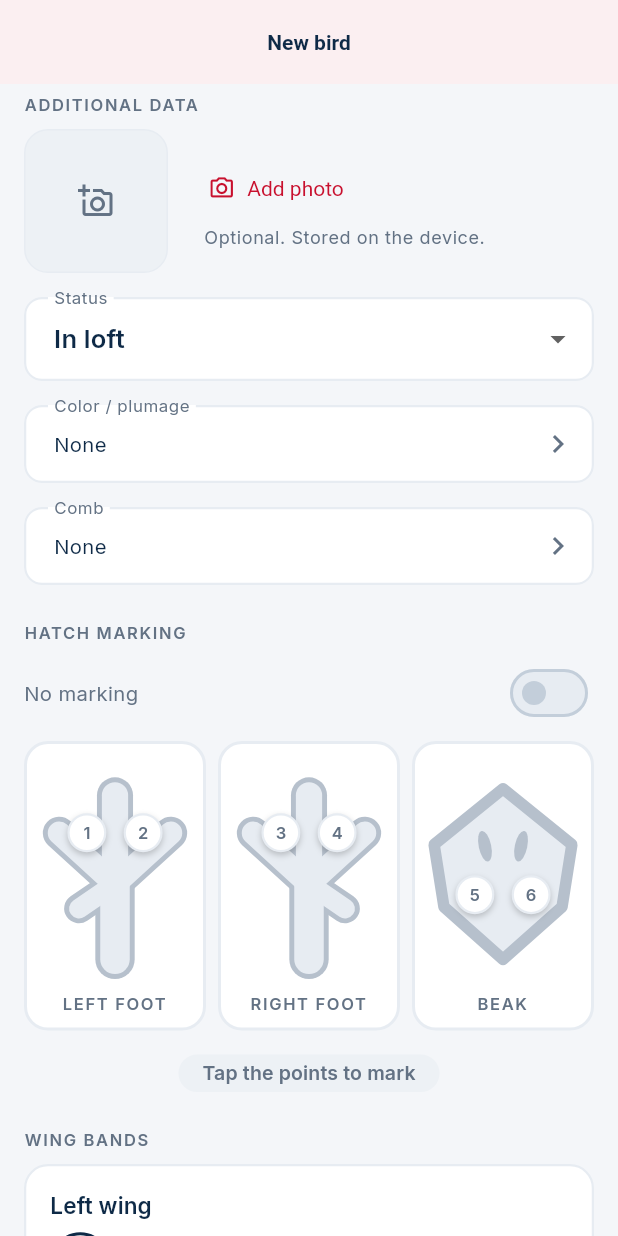
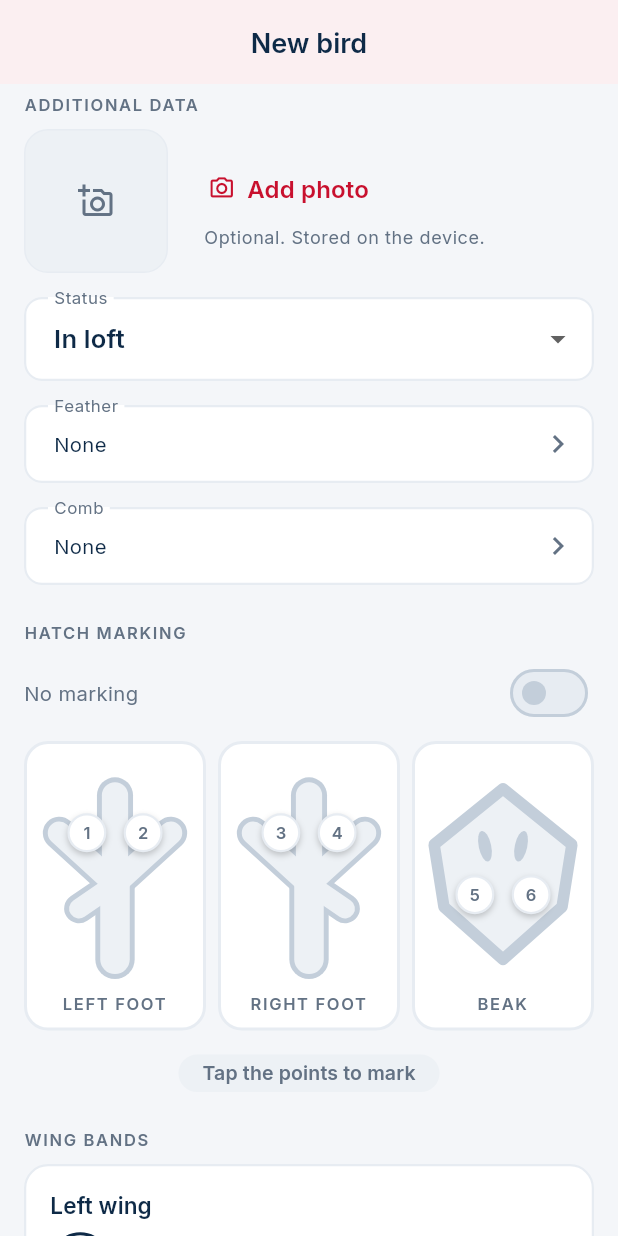
Before and after one commit to Crisgmz/criadorpro, a Flutter app: the BirdFormView screen opened by its route, scrolled down 576 dp, on a phone screen of 412 x 824 dp. Run offline on Flutter 3.47's test engine with Material 3 defaults, Android fonts, the phone set to English and light mode, and no system bars; our stand-ins replace connectivity_plus, drift, drift_flutter, flutter_riverpod, flutter_secure_storage, go_router and 3 more; missing offline and left inert: sqlite3; accounts and stored records are empty; generated files the repository leaves out were written again.

Commit message:
Corrige la tipografía de los componentes y dos desbordes que tapaba
Al mirar las capturas de los controles nuevos apareció que el texto de los
botones no era Inter mientras el resto de la app sí. La causa estaba en el tema:
los temas de componente se construían con `base.textTheme` —el de Material, sin
familia ni color— en lugar del ya procesado. Afectaba a los tres tipos de botón,
al título de la barra superior, a los mensajes de error de los campos y a las
etiquetas de la barra inferior. Nada fallaba: solo se veía distinto.

Corregirlo destapó dos desbordes reales que solo cabían por usar la fuente
equivocada:

- El selector de país tenía ancho fijo de 116 px y «DO +1» ya no entraba. Sube a
  132 y el texto se recorta antes de romper la fila.
- En login, la fila de «Recordarme» y el enlace de recuperación: el enlace iba a
  ancho natural y ahogaba al checkbox. Ahora ceden los dos, que es lo que pide
  RNF-28 —los diseños toleran textos un 40 % más largos que el español.

Los colores de la marca de nacimiento pasan a la extensión de tema. Estaban
fijos, así que en modo oscuro la zona marcada quedaba como una tarjeta crema
entre tarjetas navy, con los puntos sin marcar negros encima e ilegibles.

Se añade test/ui_preview_test.dart, que renderiza los controles a PNG cargando
Inter y los iconos de Material. Sin cargarlos, las capturas salen con bloques y
cuadrados vacíos y no sirven para revisar el diseño.

6 pruebas nuevas (334 en total).

Co-Authored-By: Claude Opus 5 (1M context) <noreply@anthropic.com>

```diff
--- a/lib/core/theme/semantic_colors.dart
+++ b/lib/core/theme/semantic_colors.dart
@@ -18,6 +18,10 @@ class SemanticColors extends ThemeExtension<SemanticColors> {
     required this.warning,
     required this.action,
     required this.brand,
+    required this.markSurface,
+    required this.markBorder,
+    required this.markLabel,
+    required this.markFill,
   });
 
   /// Convención cerrada: verde macho, azul hembra, gris sin definir.
@@ -35,6 +39,17 @@ class SemanticColors extends ThemeExtension<SemanticColors> {
   /// navy literal: sería el color del fondo.
   final Color brand;
 
+  /// Ámbar de la marca de nacimiento: superficie, borde y rótulo de la zona
+  /// marcada, más el relleno y el trazo del dibujo de la pata y del pico.
+  ///
+  /// Van aquí y no como constantes del widget porque **tienen que seguir al
+  /// tema**: una tarjeta crema entre tarjetas navy, en modo oscuro, es un
+  /// parche que además deja los puntos sin marcar ilegibles encima.
+  final Color markSurface;
+  final Color markBorder;
+  final Color markLabel;
+  final Color markFill;
+
   static const SemanticColors light = SemanticColors(
     male: AppColors.male,
     female: AppColors.female,
@@ -42,6 +57,10 @@ class SemanticColors extends ThemeExtension<SemanticColors> {
     warning: AppColors.warning,
     action: AppColors.action,
     brand: AppColors.navy,
+    markSurface: Color(0xFFFFF8F1),
+    markBorder: Color(0xFFF08A28),
+    markLabel: Color(0xFFC96A12),
+    markFill: Color(0xFFFFD9AE),
   );
 
   static const SemanticColors dark = SemanticColors(
@@ -51,6 +70,12 @@ class SemanticColors extends ThemeExtension<SemanticColors> {
     warning: AppColors.warningLight,
     action: AppColors.actionLight,
     brand: Color(0xFFA9C3DE),
+    // Mismo ámbar, llevado a una superficie oscura: la zona marcada sigue
+    // destacando sin convertirse en un rectángulo blanco en mitad de la noche.
+    markSurface: Color(0xFF2E2013),
+    markBorder: Color(0xFFE08A34),
+    markLabel: Color(0xFFE9A75C),
+    markFill: Color(0xFF8A5A26),
   );
 
   /// Resultado de prueba de campo (`RF-PRU`): reutiliza el verde y el rojo del
@@ -68,6 +93,10 @@ class SemanticColors extends ThemeExtension<SemanticColors> {
     Color? warning,
     Color? action,
     Color? brand,
+    Color? markSurface,
+    Color? markBorder,
+    Color? markLabel,
+    Color? markFill,
   }) => SemanticColors(
     male: male ?? this.male,
     female: female ?? this.female,
@@ -75,6 +104,10 @@ class SemanticColors extends ThemeExtension<SemanticColors> {
     warning: warning ?? this.warning,
     action: action ?? this.action,
     brand: brand ?? this.brand,
+    markSurface: markSurface ?? this.markSurface,
+    markBorder: markBorder ?? this.markBorder,
+    markLabel: markLabel ?? this.markLabel,
+    markFill: markFill ?? this.markFill,
   );
 
   @override
@@ -87,6 +120,10 @@ class SemanticColors extends ThemeExtension<SemanticColors> {
       warning: Color.lerp(warning, other.warning, t)!,
       action: Color.lerp(action, other.action, t)!,
       brand: Color.lerp(brand, other.brand, t)!,
+      markSurface: Color.lerp(markSurface, other.markSurface, t)!,
+      markBorder: Color.lerp(markBorder, other.markBorder, t)!,
+      markLabel: Color.lerp(markLabel, other.markLabel, t)!,
+      markFill: Color.lerp(markFill, other.markFill, t)!,
     );
   }
 }
--- a/lib/features/birds/view/widgets/marking_fields.dart
+++ b/lib/features/birds/view/widgets/marking_fields.dart
@@ -2,6 +2,7 @@ import 'package:flutter/material.dart';
 
 import '../../../../core/domain/markings.dart';
 import '../../../../core/theme/app_spacing.dart';
+import '../../../../core/theme/semantic_colors.dart';
 import '../../../../l10n/generated/app_l10n.dart';
 
 /// Marca de nacimiento — tres zonas con sus posiciones dibujadas encima.
@@ -101,16 +102,18 @@ class _ZoneCard extends StatelessWidget {
   final Set<int> selected;
   final ValueChanged<int> onToggle;
 
-  /// Ámbar de la zona marcada, como en el prototipo. No es el rojo de acción:
-  /// marcar no es una acción destructiva ni primaria, es un estado.
-  static const Color _activeBorder = Color(0xFFF08A28);
-  static const Color _activeSurface = Color(0xFFFFF8F1);
-  static const Color _activeLabel = Color(0xFFC96A12);
-
   @override
   Widget build(BuildContext context) {
     final l10n = AppL10n.of(context);
     final theme = Theme.of(context);
+    // Ámbar de la zona marcada, como en el prototipo. No es el rojo de acción:
+    // marcar no es una acción destructiva ni primaria, es un estado.
+    final semantic = context.semantic;
+
+    // El dibujo inactivo se apoya en el borde del tema para que en oscuro no
+    // quede una pata blanca sobre una tarjeta navy.
+    final lineColor = isActive ? semantic.markLabel : theme.colorScheme.outline;
+    final fillColor = isActive ? semantic.markFill : theme.colorScheme.surfaceContainerHigh;
 
     final label = switch (zone) {
       MarkZone.leftFoot => l10n.markingLeftFoot,
@@ -126,10 +129,10 @@ class _ZoneCard extends StatelessWidget {
         AppSpacing.sm,
       ),
       decoration: BoxDecoration(
-        color: isActive ? _activeSurface : theme.cardTheme.color,
+        color: isActive ? semantic.markSurface : theme.cardTheme.color,
         borderRadius: BorderRadius.circular(AppRadius.card),
         border: Border.all(
-          color: isActive ? _activeBorder : theme.colorScheme.outlineVariant,
+          color: isActive ? semantic.markBorder : theme.colorScheme.outlineVariant,
           width: 2,
         ),
       ),
@@ -144,8 +147,12 @@ class _ZoneCard extends StatelessWidget {
                   CustomPaint(
                     size: Size(constraints.maxWidth, constraints.maxHeight),
                     painter: zone == MarkZone.beak
-                        ? _BeakPainter(isActive: isActive)
-                        : _FootPainter(isActive: isActive, flip: zone == MarkZone.rightFoot),
+                        ? _BeakPainter(line: lineColor, fill: fillColor)
+                        : _FootPainter(
+                            line: lineColor,
+                            fill: fillColor,
+                            flip: zone == MarkZone.rightFoot,
+                          ),
                   ),
                   for (final (index, position) in zone.positions.indexed)
                     Align(
@@ -158,6 +165,9 @@ class _ZoneCard extends StatelessWidget {
                       child: _MarkDot(
                         position: position,
                         isOn: selected.contains(position),
+                        surface: isActive
+                            ? semantic.markSurface
+                            : (theme.cardTheme.color ?? theme.colorScheme.surface),
                         onTap: () => onToggle(position),
                       ),
                     ),
@@ -170,7 +180,7 @@ class _ZoneCard extends StatelessWidget {
             label.toUpperCase(),
             textAlign: TextAlign.center,
             style: theme.textTheme.labelSmall?.copyWith(
-              color: isActive ? _activeLabel : theme.colorScheme.onSurfaceVariant,
+              color: isActive ? semantic.markLabel : theme.colorScheme.onSurfaceVariant,
             ),
           ),
         ],
@@ -180,10 +190,20 @@ class _ZoneCard extends StatelessWidget {
 }
 
 class _MarkDot extends StatelessWidget {
-  const _MarkDot({required this.position, required this.isOn, required this.onTap});
+  const _MarkDot({
+    required this.position,
+    required this.isOn,
+    required this.surface,
+    required this.onTap,
+  });
 
   final int position;
   final bool isOn;
+
+  /// Fondo de la tarjeta en la que va. Sin esto, un punto sin marcar dibujado
+  /// con el `surface` del tema salía negro sobre la tarjeta ámbar en oscuro.
+  final Color surface;
+
   final VoidCallback onTap;
 
   @override
@@ -201,7 +221,7 @@ class _MarkDot extends StatelessWidget {
           height: 26,
           alignment: Alignment.center,
           decoration: BoxDecoration(
-            color: isOn ? theme.colorScheme.primary : theme.colorScheme.surface,
+            color: isOn ? theme.colorScheme.primary : surface,
             shape: BoxShape.circle,
             border: Border.all(
               color: isOn ? Colors.white : theme.colorScheme.outlineVariant,
@@ -268,9 +288,10 @@ class _MarkCode extends StatelessWidget {
 /// no con una imagen porque cambia de color al marcarse y tiene que escalar sin
 /// pixelarse.
 class _FootPainter extends CustomPainter {
-  const _FootPainter({required this.isActive, required this.flip});
+  const _FootPainter({required this.line, required this.fill, required this.flip});
 
-  final bool isActive;
+  final Color line;
+  final Color fill;
   final bool flip;
 
   static const List<(Offset, Offset, double)> _limbs = [
@@ -293,7 +314,7 @@ class _FootPainter extends CustomPainter {
     canvas.scale(scale);
 
     // Dos pasadas: la ancha hace de contorno y la estrecha, de relleno.
-    for (final (color, extra) in [(_line, 6.0), (_fill, 0.0)]) {
+    for (final (color, extra) in [(line, 6.0), (fill, 0.0)]) {
       final paint = Paint()
         ..color = color
         ..style = PaintingStyle.stroke
@@ -307,18 +328,16 @@ class _FootPainter extends CustomPainter {
     canvas.restore();
   }
 
-  Color get _line => isActive ? const Color(0xFFC96A12) : const Color(0xFFB6C0CC);
-  Color get _fill => isActive ? const Color(0xFFFFD9AE) : const Color(0xFFE7ECF2);
-
   @override
-  bool shouldRepaint(_FootPainter old) => old.isActive != isActive || old.flip != flip;
+  bool shouldRepaint(_FootPainter old) => old.line != line || old.fill != fill || old.flip != flip;
 }
 
 /// Pico esquemático visto de frente, con las dos fosas nasales.
 class _BeakPainter extends CustomPainter {
-  const _BeakPainter({required this.isActive});
+  const _BeakPainter({required this.line, required this.fill});
 
-  final bool isActive;
+  final Color line;
+  final Color fill;
 
   @override
   void paint(Canvas canvas, Size size) {
@@ -337,11 +356,11 @@ class _BeakPainter extends CustomPainter {
       ..close();
 
     canvas
-      ..drawPath(path, Paint()..color = _fill)
+      ..drawPath(path, Paint()..color = fill)
       ..drawPath(
         path,
         Paint()
-          ..color = _line
+          ..color = line
           ..style = PaintingStyle.stroke
           ..strokeWidth = 7
           ..strokeJoin = StrokeJoin.round,
@@ -354,18 +373,15 @@ class _BeakPainter extends CustomPainter {
         ..rotate(angle)
         ..drawOval(
           Rect.fromCenter(center: Offset.zero, width: 7.6, height: 19),
-          Paint()..color = _line,
+          Paint()..color = line,
         )
         ..restore();
     }
     canvas.restore();
   }
 
-  Color get _line => isActive ? const Color(0xFFC96A12) : const Color(0xFFB6C0CC);
-  Color get _fill => isActive ? const Color(0xFFFFD9AE) : const Color(0xFFE7ECF2);
-
   @override
-  bool shouldRepaint(_BeakPainter old) => old.isActive != isActive;
+  bool shouldRepaint(_BeakPainter old) => old.line != line || old.fill != fill;
 }
 
 /// Cintas de ala: una paleta por ala.
--- a/lib/features/birds/view/widgets/trait_picker.dart
+++ b/lib/features/birds/view/widgets/trait_picker.dart
@@ -206,7 +206,7 @@ class _TraitSheetState extends ConsumerState<_TraitSheet> {
           Padding(
             padding: const EdgeInsets.all(AppSpacing.md),
             child: CpButton(
-              label: l10n.commonNext,
+              label: l10n.traitContinue,
               onPressed: () => Navigator.of(context).pop(_TraitSelection(_selected)),
             ),
           ),
--- a/lib/l10n/app_en.arb
+++ b/lib/l10n/app_en.arb
@@ -455,8 +455,9 @@
   "traitNewPlumage": "Create new feather",
   "traitNewComb": "Create new comb",
   "traitName": "Name",
+  "traitContinue": "Continue",
 
-  "fieldColor": "Color / plumage",
+  "fieldColor": "Feather",
   "fieldLine": "Line or breed",
   "fieldStatus": "Status",
   "fieldWeight": "Weight (g)",
--- a/lib/l10n/app_es.arb
+++ b/lib/l10n/app_es.arb
@@ -512,8 +512,9 @@
   "traitNewPlumage": "Crear plumaje nuevo",
   "traitNewComb": "Crear cresta nueva",
   "traitName": "Nombre",
+  "traitContinue": "Continuar",
 
-  "fieldColor": "Color / plumaje",
+  "fieldColor": "Plumaje",
   "fieldLine": "Línea o raza",
   "fieldStatus": "Estado",
   "fieldWeight": "Peso (g)",
```
Also changed, not shown: lib/core/theme/app_theme.dart (+13 -8 lines), lib/features/auth/view/login_view.dart (+18 -5 lines), lib/features/auth/view/widgets/phone_field.dart (+12 -2 lines), 9 other files.
